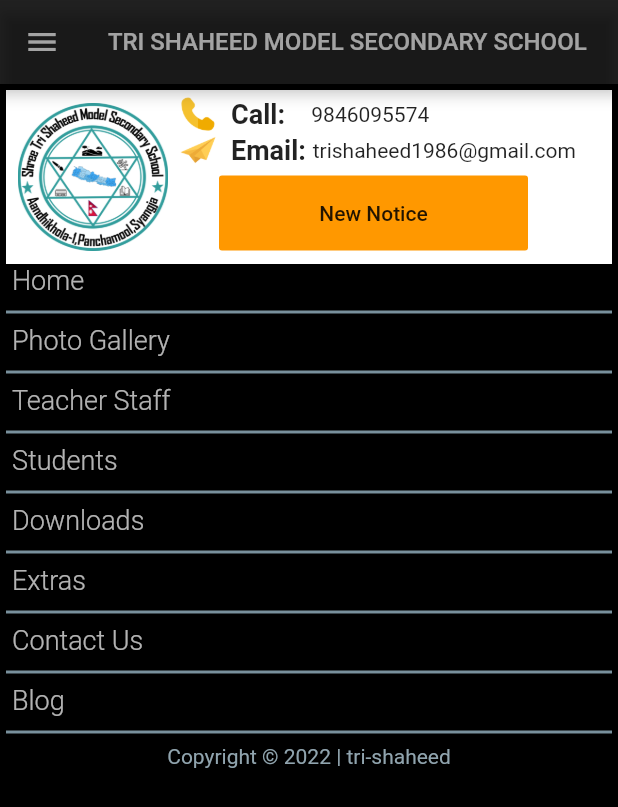
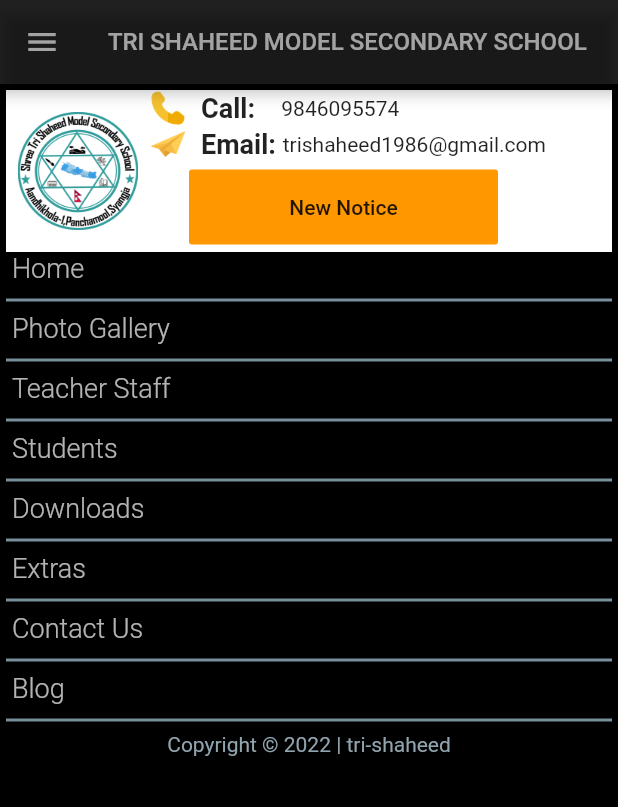
Before and after one commit to MohanDhakal/trishaheed-revamped, a Flutter app: the screen it shows after launch, after a tap on the "menu" icon, on a phone screen of 412 x 824 dp. Shown: the top 807 px of the screen. Run offline on Flutter 3.47's test engine with Material 2 defaults, Android fonts, the phone set to English and light mode, and no system bars; drawn by our look-alikes of carousel_slider; our stand-ins replace dartz, data_table_2, dio, responsive_framework, shimmer, url_strategy; missing offline and left inert: dart:html, file_saver, flutter_quill, webviewx; network calls fail.

Commit message:
minor ui changes

```diff
--- a/lib/main.dart
+++ b/lib/main.dart
@@ -358,7 +358,7 @@
                                           crossAxisAlignment:
                                               WrapCrossAlignment.start,
                                           children: [
-                                            InkWell(
+                                            GestureDetector(
                                               onTap: () {
                                                 drawer = false;
                                                 atMenu = MenuTag.values[index];
@@ -682,8 +682,8 @@
                   padding: const EdgeInsets.all(8.0),
                   child: Image.asset(
                     logo,
-                    width: 100,
-                    height: 100,
+                    width: 80,
+                    height: 80,
                   ),
                 ),
               ),
--- a/lib/pages/blogs.dart
+++ b/lib/pages/blogs.dart
@@ -388,7 +388,8 @@
             ],
           ),
           SizedBox(height: 12),
-          Padding(
+          Expanded(
+            child: Padding(
               padding: const EdgeInsets.symmetric(horizontal: 8.0),
               child: SizedBox(
                 width: responsiveWrapper.isLargerThan(TABLET)
@@ -401,8 +402,9 @@
                     fontWeight: FontWeight.normal,
                   ),
                   overflow: TextOverflow.ellipsis,
-                maxLines: 5,
+                  maxLines: 4,
                   textAlign: TextAlign.justify,
+                ),
               ),
             ),
           ),
--- a/lib/pages/downloads_page.dart
+++ b/lib/pages/downloads_page.dart
@@ -163,6 +163,7 @@
                     ),
                   ),
                   ResponsiveRowColumnItem(
+                    child: Expanded(
                       child: MaterialButton(
                         onPressed: () {
                           model.currentPage = 1;
@@ -179,6 +180,7 @@
                             decoration: TextDecoration.underline,
                             color: Colors.blueAccent,
                             fontSize: 16,
+                          ),
                         ),
                       ),
                     ),
--- a/lib/pages/home_page.dart
+++ b/lib/pages/home_page.dart
@@ -52,7 +52,7 @@
       color: Colors.white30,
       child: RawKeyboardListener(
         focusNode: _focusNode,
-        onKey: _handleKeyEvent,
+        onKey: responsiveWrapper.isSmallerThan(TABLET) ? null : _handleKeyEvent,
         autofocus: true,
         child: SingleChildScrollView(
           controller: _controller,
@@ -250,7 +250,7 @@
                 ],
               ),
               Padding(
-                padding: const EdgeInsets.only(left: 20.0, top: 36),
+                padding: const EdgeInsets.only(left: 16.0, top: 36),
                 child: Text(
                   "HIGHLIGHTS",
                   style: Theme.of(context).textTheme.bodyMedium?.copyWith(
@@ -352,7 +352,6 @@
                                 """Friendly and motivating environment really helps us focus on what really matters. Our Teachers are available whenever we need them to clarify doubts.""",
                             name: "Samraj Darji",
                             title: "Student",
-                            height: size.height * 0.35,
                             shadow: [
                               BoxShadow(
                                 color: Colors.black12,
@@ -369,7 +368,6 @@
                                 "'Technology is inevitable in today's world.I have been involved in Technical Stream from Grade 9, which has helped me grow as a technical person.'",
                             name: "Milan Dhakal",
                             title: "Student",
-                            height: size.height * 0.35,
                             shadow: [
                               BoxShadow(
                                 color: Colors.black12,
@@ -382,7 +380,6 @@
                         ),
                         ResponsiveRowColumnItem(
                           child: StudentSaying(
-                            height: size.height * 0.35,
                             saying:
                                 """ I joined Tri-Shaheed at grade 5, The environment for study has improved as the time passes by. Today, while working as an instructor, I feel quality of our student has improved alot.""",
                             name: "Mohan k. Dhakal",
@@ -399,24 +396,16 @@
                         )
                       ],
                     )
-                  : SizedBox(
-                      height: size.height * 0.45,
-                      child: Center(
-                        child: Stack(
-                          clipBehavior: Clip.none,
-                          children: [
-                            Padding(
-                              padding: EdgeInsets.symmetric(horizontal: 24),
+                  : SingleChildScrollView(
+                      scrollDirection: Axis.horizontal,
                       child: Row(
-                                mainAxisAlignment:
-                                    MainAxisAlignment.spaceBetween,
+                        mainAxisAlignment: MainAxisAlignment.spaceBetween,
                         children: [
                           StudentSaying(
                             saying:
                                 """Friendly and motivating environment really helps us focus on what really matters. Our Teachers are available whenever we need them to clarify doubts.""",
                             name: "Samraj Darji",
                             title: "Student",
-                                    height: size.height * 0.35,
                             shadow: [
                               BoxShadow(
                                 color: Colors.black12,
@@ -427,7 +416,6 @@
                             ],
                           ),
                           StudentSaying(
-                                    height: size.height * 0.35,
                             name: "Milan Dhakal",
                             title: "Student",
                             shadow: [
@@ -439,31 +427,21 @@
                               ),
                             ],
                           ),
-                                ],
-                              ),
-                            ),
-                            Positioned(
-                              left: size.width * 0.33,
-                              bottom: 2,
-                              top: 2,
-                              child: Card(
-                                elevation: 16,
-                                color: Colors.transparent,
-                                shape: RoundedRectangleBorder(
-                                    borderRadius: BorderRadius.circular(
-                                        8.0) // Adjust the border radius as needed
-                                    ),
-                                child: StudentSaying(
-                                  height: size.height * 0.4,
+                          StudentSaying(
                             saying:
                                 """ I joined Tri-Shaheed at grade 5, The environment for study has improved as the time passes by. Today, while working as an instructor, I feel quality of our student has improved alot.""",
                             name: "Mohan k. Dhakal",
                             title: "Technical Instructor",
-                                ),
-                              ),
+                            shadow: [
+                              BoxShadow(
+                                color: Colors.black12,
+                                offset: Offset(4, 4),
+                                blurRadius: 4,
+                                spreadRadius: 4,
                               ),
                             ],
                           ),
+                        ],
                       ),
                     ),
               SizedBox(height: 48),
--- a/lib/widgets/footer.dart
+++ b/lib/widgets/footer.dart
@@ -26,7 +26,7 @@
         columnCrossAxisAlignment: CrossAxisAlignment.start,
         rowMainAxisAlignment: MainAxisAlignment.spaceAround,
         rowCrossAxisAlignment: CrossAxisAlignment.start,
-        columnPadding: EdgeInsets.only(left: 24.0),
+        columnPadding: EdgeInsets.only(left: 16.0),
         children: [
           ResponsiveRowColumnItem(
             child: Column(
@@ -186,21 +186,28 @@
           ),
           ResponsiveRowColumnItem(child: SizedBox(height: 24)),
           ResponsiveRowColumnItem(
+            child: Center(
+              child: IgnorePointer(
+                ignoring: false,
                 child: WebViewX(
                   initialContent:
                       'https://www.facebook.com/plugins/page.php?href=https%3A%2F%2Fwww.facebook.com%2F%E0%A4%B6%E0%A5%8D%E0%A4%B0%E0%A5%80-%E0%A4%A4%E0%A5%8D%E0%A4%B0%E0%A4%BF-%E0%A4%B6%E0%A4%B9%E0%A5%80%E0%A4%A6-%E0%A4%AE%E0%A4%BE%E0%A4%B5%E0%A4%BF-%E0%A4%AA%E0%A4%9E%E0%A5%8D%E0%A4%9A%E0%A4%AE%E0%A5%81%E0%A4%B2-%E0%A4%86%E0%A4%82%E0%A4%A7%E0%A4%BF%E0%A4%96%E0%A5%8B%E0%A4%B2%E0%A4%BE-%E0%A5%A7-%E0%A4%B8%E0%A5%8D%E0%A4%AF%E0%A4%BE%E0%A4%99%E0%A5%8D%E0%A4%9C%E0%A4%BE--1393860857356600%2F&tabs=timeline&width=400&height=500&small_header=true&adapt_container_width=true&hide_cover=true&show_facepile=false&appId',
                   initialSourceType: SourceType.url,
-              onWebViewCreated: (controller) => webviewController = controller,
-              height: size.height * 0.6,
+                  onWebViewCreated: (controller) =>
+                      webviewController = controller,
+                  height: size.height * 0.5,
                   width: responiveWrapper.isSmallerThan(DESKTOP)
-                  ? size.width * 0.9
+                      ? size.width * 0.8
                       : size.width * 0.4,
+                  javascriptMode: JavascriptMode.unrestricted,
+                ),
+              ),
             ),
           ),
           ResponsiveRowColumnItem(
             child: SizedBox(
-              height: 15,
-              child: Divider(height: 5),
+              height: 16,
+              child: Divider(height: 4),
             ),
           ),
           ResponsiveRowColumnItem(
@@ -216,12 +223,12 @@
                 WebViewX(
                   initialContent:
                       'https://www.hamropatro.com/widgets/dateconverter.php',
-                  initialSourceType: SourceType.url,
+                  initialSourceType: SourceType.urlBypass,
                   onWebViewCreated: (controller) =>
                       webviewController = controller,
                   height: size.height * 0.2,
                   width: responiveWrapper.isSmallerThan(DESKTOP)
-                      ? size.width * 0.9
+                      ? size.width * 0.8
                       : size.width * 0.2,
                 ),
               ],
--- a/lib/widgets/student_saying.dart
+++ b/lib/widgets/student_saying.dart
@@ -4,16 +4,12 @@
 
 class StudentSaying extends StatelessWidget {
   final List<BoxShadow>? shadow;
-  final double? width;
-  final double? height;
   final String? saying;
   final String? name;
   final String? title;
   const StudentSaying({
     Key? key,
     this.shadow,
-    this.width,
-    this.height,
     this.saying,
     this.name,
     this.title,
@@ -21,10 +17,14 @@
 
   @override
   Widget build(BuildContext context) {
+    final responsiveWrapper = ResponsiveWrapper.of(context);
+
     final size = MediaQuery.of(context).size;
     return Container(
-      width: width,
-      height: height,
+      width: responsiveWrapper.isSmallerThan(TABLET)
+          ? size.width * 0.9
+          : size.width * 0.3,
+      height: size.height * 0.5,
       decoration: BoxDecoration(
         color: Colors.white70,
         boxShadow: shadow,
@@ -32,25 +32,10 @@
       ),
       padding: EdgeInsets.all(4),
       margin: EdgeInsets.all(4),
-      child: Row(
+      child: Column(
+        mainAxisAlignment: MainAxisAlignment.start,
         children: [
-          ClipRRect(
-            borderRadius: BorderRadius.circular(50),
-            child: Image.asset(
-              profile,
-              width: 100,
-              height: 100,
-              fit: BoxFit.fill,
-            ),
-          ),
-          Column(
-            mainAxisAlignment: MainAxisAlignment.center,
-            children: [
-              SizedBox(
-                width: ResponsiveWrapper.of(context).isSmallerThan(DESKTOP)
-                    ? size.width * 0.7
-                    : size.width * 0.25,
-                child: SelectableText(
+          SelectableText(
             saying ??
                 """Many of our teachers have years of teaching experience which helps our student get some practical knowledge alongside theory.""",
             textAlign: TextAlign.center,
@@ -58,10 +43,16 @@
               height: 1.8,
             ),
           ),
+          SizedBox(height: 20),
+          ClipRRect(
+            borderRadius: BorderRadius.circular(48),
+            child: Image.asset(
+              profile,
+              height: 96,
+              width: 96,
             ),
-              SizedBox(
-                height: 20,
           ),
+          SizedBox(height: 20),
           SelectableText(
             name ?? "Anonymous",
             style: Theme.of(context)
@@ -69,9 +60,7 @@
                 .bodyMedium
                 ?.copyWith(fontWeight: FontWeight.bold),
           ),
-              SizedBox(
-                height: 10,
-              ),
+          SizedBox(height: 12),
           SelectableText(
             title ?? "Former Student",
             style: Theme.of(context).textTheme.bodySmall?.copyWith(
@@ -79,8 +68,6 @@
                 ),
           ),
         ],
-          )
-        ],
       ),
     );
   }
```
Lines whose indentation alone changed are shown as unchanged.
